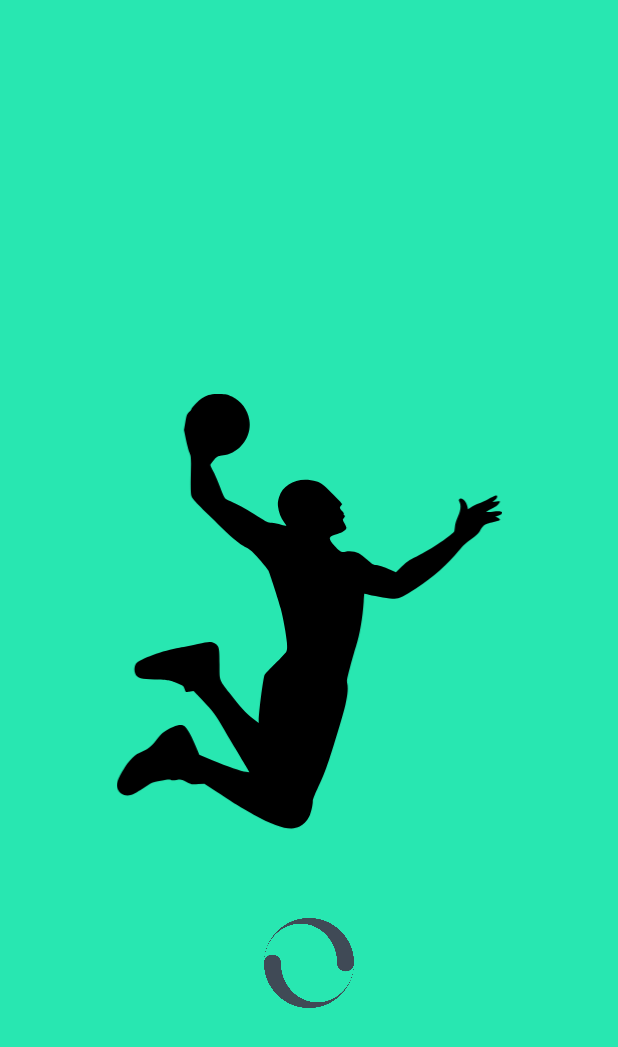
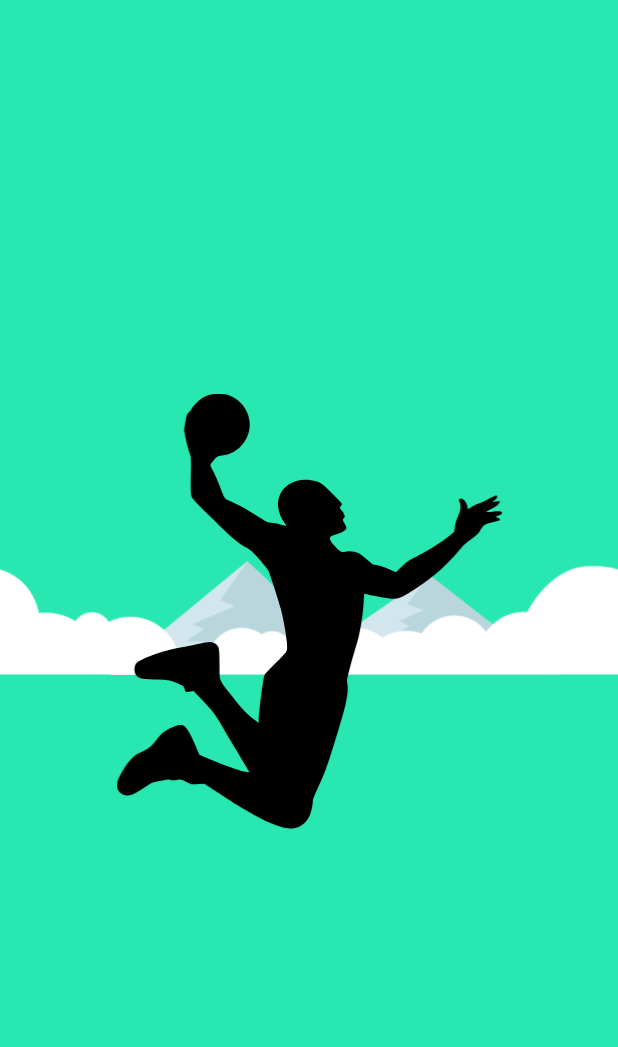
Before and after one commit to jpaput/Frag, an Android app: the layout splashscreen_activity.xml on its own in the app's theme, with its tools: preview values and no code run, on a phone screen of 412 x 824 dp. Shown: the top 1047 px of the screen. Run offline under Robolectric (Android 15) with nearby library versions, the phone set to English and light mode, and no system bars.

Commit message:
Continuous scroll Firebase/crashlitycs

```diff
--- a/app/src/main/AndroidManifest.xml
+++ b/app/src/main/AndroidManifest.xml
@@ -11,6 +11,7 @@
         android:label="@string/app_name"
         android:roundIcon="@mipmap/ic_launcher_round"
         android:supportsRtl="true"
+        android:screenOrientation="portrait"
         android:theme="@style/AppTheme">
         <activity
             android:name=".splashscreen.SplashscreenActivity"
@@ -22,6 +23,9 @@
                 <category android:name="android.intent.category.LAUNCHER" />
             </intent-filter>
         </activity>
+        <activity android:name=".starter.StarterActivity"
+            android:configChanges="keyboardHidden|screenSize|screenLayout"
+            android:theme="@style/FullTranslucent"/>
     </application>
 
 </manifest>
--- /dev/null
+++ b/app/src/main/java/com/callatgame/frag/common/callback/LoaderCallback.kt
@@ -0,0 +1,6 @@
+package com.callatgame.frag.common.callback
+
+interface LoaderCallback {
+
+    fun onLoaderStopped()
+}
--- /dev/null
+++ b/app/src/main/java/com/callatgame/frag/common/ui/ContinuousScrollableImageView.java
@@ -0,0 +1,362 @@
+package com.callatgame.frag.common.ui;
+
+import android.animation.ValueAnimator;
+import android.app.Activity;
+import android.content.Context;
+import android.content.res.TypedArray;
+import android.util.AttributeSet;
+import android.util.Log;
+import android.view.animation.LinearInterpolator;
+import android.widget.ImageView;
+import android.widget.LinearLayout;
+
+
+import androidx.annotation.IntDef;
+
+import com.callatgame.frag.R;
+
+import java.lang.annotation.Retention;
+import java.lang.annotation.RetentionPolicy;
+
+
+/**
+ * Created by cuneytcarikci on 17/08/2017.
+ */
+
+public class ContinuousScrollableImageView extends LinearLayout {
+
+    //<editor-fold desc="DEFAULT_DIRECTION = LEFT">
+    public static final int UP = 0;
+    public static final int RIGHT = 1;
+    public static final int DOWN = 2;
+    public static final int LEFT = 3;
+
+
+    @IntDef({UP, RIGHT, DOWN, LEFT})
+    @Retention(RetentionPolicy.SOURCE)
+    @interface Directions {
+    }
+
+    @Directions
+    int DEFAULT_DIRECTION = LEFT;
+    //</editor-fold>
+
+
+    //<editor-fold desc="DEFAULT_ASYMPTOTE = HORIZONTAL">
+    public static final int HORIZONTAL = 0;
+    public static final int VERTICAL = 1;
+
+    @IntDef({HORIZONTAL, VERTICAL})
+    @Retention(RetentionPolicy.SOURCE)
+    @interface Asymptote {
+    }
+
+    @Asymptote
+    int DEFAULT_ASYMPTOTE = HORIZONTAL;
+    //</editor-fold>
+
+
+    //<editor-fold desc="DEFAULT_SCALE_TYPE = CENTER">
+    public static final int MATRIX = 0;
+
+    public static final int FIT_XY = 1;
+
+    public static final int FIT_START = 2;
+
+    public static final int FIT_CENTER = 3;
+
+    public static final int FIT_END = 4;
+
+    public static final int CENTER = 5;
+
+    public static final int CENTER_CROP = 6;
+
+    public static final int CENTER_INSIDE = 7;
+
+
+    @IntDef({MATRIX, FIT_XY, FIT_START, FIT_CENTER, FIT_END, CENTER, CENTER_CROP, CENTER_INSIDE})
+    @Retention(RetentionPolicy.SOURCE)
+    @interface ScaleType {
+    }
+
+    @ScaleType
+    int DEFAULT_SCALE_TYPE = FIT_CENTER;
+    //</editor-fold>
+
+    private final int DEFAULT_RESOURCE_ID = -1;
+    private final int DEFAULT_DURATION = 3000;
+    private int DIRECTION_MULTIPLIER = -1;
+
+    private int duration;
+    private int resourceId;
+    private int direction;
+    private int scaleType;
+
+    private ValueAnimator animator;
+    private ImageView firstImage;
+    private ImageView secondImage;
+
+    private boolean isBuilt = false;
+
+
+    public static final String TAG = ContinuousScrollableImageView.class.getSimpleName();
+
+    public ContinuousScrollableImageView(Context context) {
+        super(context);
+        init(context);
+    }
+
+    public ContinuousScrollableImageView(Context context, AttributeSet attrs) {
+        this(context, attrs, 0);
+    }
+
+    public ContinuousScrollableImageView(Context context, AttributeSet attrs, int defStyleAttr) {
+        super(context, attrs, defStyleAttr);
+        setViewAttributes(context, attrs, defStyleAttr);
+        init(context);
+    }
+
+    private void setViewAttributes(Context context, AttributeSet attrs, int defStyleAttr) {
+
+
+        TypedArray array = context.obtainStyledAttributes(attrs, R.styleable.ContinuousScrollableImageView, defStyleAttr, 0);
+
+        resourceId = array.getResourceId(R.styleable.ContinuousScrollableImageView_imageSrc, DEFAULT_RESOURCE_ID);
+        direction = array.getInt(R.styleable.ContinuousScrollableImageView_direction, DEFAULT_DIRECTION);
+        duration = array.getInt(R.styleable.ContinuousScrollableImageView_duration, DEFAULT_DURATION);
+        scaleType = array.getInt(R.styleable.ContinuousScrollableImageView_scaleType, DEFAULT_SCALE_TYPE);
+        setDirectionFlags(direction);
+        array.recycle();
+
+
+    }
+
+    private void setDirectionFlags(int direction) {
+        switch (direction) {
+
+            case UP:
+                DIRECTION_MULTIPLIER = 1;
+                DEFAULT_ASYMPTOTE = VERTICAL;
+                break;
+            case RIGHT:
+                DIRECTION_MULTIPLIER = -1;
+                DEFAULT_ASYMPTOTE = HORIZONTAL;
+                break;
+            case DOWN:
+                DIRECTION_MULTIPLIER = -1;
+                DEFAULT_ASYMPTOTE = VERTICAL;
+                break;
+            case LEFT:
+                DIRECTION_MULTIPLIER = 1;
+                DEFAULT_ASYMPTOTE = HORIZONTAL;
+                break;
+        }
+
+    }
+
+    /**
+     * @param context
+     */
+    private void init(Context context) {
+        inflate(context, R.layout.continuos_scrollable_imageview_layout, this);
+        build();
+    }
+
+
+    /**
+     * Set duration in ms
+     *
+     * @param duration
+     */
+
+    public void setDuration(int duration) {
+        this.duration = duration;
+        isBuilt = false;
+        build();
+    }
+
+
+    /**
+     * set scrolling direction
+     *
+     * @param direction
+     */
+
+    public void setDirection(@Directions int direction) {
+        this.direction = direction;
+        isBuilt = false;
+        setDirectionFlags(direction);
+        build();
+    }
+
+    /**
+     * @param resourceId
+     */
+
+    public void setResourceId(int resourceId) {
+        this.resourceId = resourceId;
+        firstImage.setImageResource(this.resourceId);
+        secondImage.setImageResource(this.resourceId);
+    }
+
+
+    /**
+     * set image scale type
+     *
+     * @param scaleType
+     */
+
+    public void setScaleType(@ScaleType int scaleType) {
+        if (firstImage == null || secondImage == null) {
+            throw new NullPointerException();
+        }
+        ImageView.ScaleType type = ImageView.ScaleType.CENTER;
+        switch (scaleType) {
+
+            case MATRIX:
+                type = ImageView.ScaleType.MATRIX;
+                break;
+
+            case FIT_XY:
+                type = ImageView.ScaleType.FIT_XY;
+                break;
+
+            case FIT_START:
+                type = ImageView.ScaleType.FIT_START;
+                break;
+
+            case FIT_CENTER:
+                type = ImageView.ScaleType.FIT_CENTER;
+                break;
+
+            case FIT_END:
+                type = ImageView.ScaleType.FIT_END;
+                break;
+
+            case CENTER:
+                type = ImageView.ScaleType.CENTER;
+                break;
+
+            case CENTER_CROP:
+                type = ImageView.ScaleType.CENTER_CROP;
+                break;
+
+            case CENTER_INSIDE:
+                type = ImageView.ScaleType.CENTER_INSIDE;
+                break;
+
+        }
+        this.scaleType = scaleType;
+        firstImage.setScaleType(type);
+        secondImage.setScaleType(type);
+    }
+
+    private void build() {
+        if (isBuilt)
+            return;
+
+        isBuilt = true;
+        setImages();
+
+        if (animator != null)
+            animator.removeAllUpdateListeners();
+
+        animator = ValueAnimator.ofFloat(0.0f, DIRECTION_MULTIPLIER * (-1.0f));
+        animator.setRepeatCount(ValueAnimator.INFINITE);
+        animator.setInterpolator(new LinearInterpolator());
+        animator.setDuration(duration);
+
+        switch (DEFAULT_ASYMPTOTE) {
+            case HORIZONTAL:
+                animator.addUpdateListener(new ValueAnimator.AnimatorUpdateListener() {
+                    @Override
+                    public void onAnimationUpdate(ValueAnimator animation) {
+                        {
+                            float progress = DIRECTION_MULTIPLIER * (-(float) animation.getAnimatedValue());
+                            float width = DIRECTION_MULTIPLIER * (-firstImage.getWidth());
+                            float translationX = width * progress;
+                            firstImage.setTranslationX(translationX);
+                            secondImage.setTranslationX(translationX - width);
+                        }
+                    }
+                });
+                break;
+
+            case VERTICAL:
+
+                animator.addUpdateListener(new ValueAnimator.AnimatorUpdateListener() {
+                    @Override
+                    public void onAnimationUpdate(ValueAnimator animation) {
+                        {
+                            float progress = DIRECTION_MULTIPLIER * (-(float) animation.getAnimatedValue());
+                            float height = DIRECTION_MULTIPLIER * (-firstImage.getHeight());
+                            float translationY = height * progress;
+                            firstImage.setTranslationY(translationY);
+                            secondImage.setTranslationY(translationY - height);
+                        }
+                    }
+                });
+
+                break;
+        }
+
+        animator.start();
+
+
+    }
+
+    private void setImages() {
+        if (resourceId == -1) {
+            Log.e(TAG, "image must be initialized before it can be used. You can use in XML like this: (app:imageSrc=\"@drawable/yourImage\") ");
+            return;
+        }
+        firstImage = this.findViewById(R.id.first_image);
+        secondImage = this.findViewById(R.id.second_image);
+        firstImage.setImageResource(resourceId);
+        secondImage.setImageResource(resourceId);
+        setScaleType(scaleType);
+
+    }
+
+    @Override
+    protected void onDetachedFromWindow() {
+        super.onDetachedFromWindow();
+        if (animator != null)
+            animator.cancel();
+    }
+
+
+    public static final class Builder {
+
+        private ContinuousScrollableImageView scrollableImageView;
+
+        public Builder(Activity activity) {
+            scrollableImageView = new ContinuousScrollableImageView(activity);
+        }
+
+        public Builder setDuration(int duration) {
+            scrollableImageView.setDuration(duration);
+            return this;
+        }
+
+        public Builder setResourceId(int resourceId) {
+            scrollableImageView.setResourceId(resourceId);
+            return this;
+        }
+
+        public Builder setDirection(@Directions int direction) {
+            scrollableImageView.setDirection(direction);
+            return this;
+        }
+
+        public Builder setScaleType(@ScaleType int scaleType) {
+            scrollableImageView.setScaleType(scaleType);
+            return this;
+        }
+
+        public ContinuousScrollableImageView build() {
+
+            return scrollableImageView;
+        }
+    }
+}
--- a/app/src/main/res/anim/rotate.xml
+++ b/app/src/main/res/anim/rotate.xml
@@ -2,10 +2,10 @@
 <rotate
     xmlns:android="http://schemas.android.com/apk/res/android"
     android:fromDegrees="0"
-    android:interpolator="@android:anim/accelerate_decelerate_interpolator"
-    android:toDegrees="1080"
+    android:interpolator="@android:anim/linear_interpolator"
+    android:toDegrees="360"
     android:pivotX="50%"
     android:pivotY="50%"
-    android:duration="3200"
+    android:duration="720"
     android:startOffset="0"
     />
--- /dev/null
+++ b/app/src/main/res/layout/continuos_scrollable_imageview_layout.xml
@@ -0,0 +1,18 @@
+<FrameLayout xmlns:android="http://schemas.android.com/apk/res/android"
+    android:layout_width="match_parent"
+    android:layout_height="match_parent"
+    android:orientation="vertical">
+
+
+    <androidx.appcompat.widget.AppCompatImageView
+        android:id="@+id/first_image"
+        android:layout_width="match_parent"
+        android:layout_height="match_parent" />
+
+    <androidx.appcompat.widget.AppCompatImageView
+        android:id="@+id/second_image"
+        android:layout_width="match_parent"
+        android:layout_height="match_parent" />
+
+
+</FrameLayout>
--- a/app/src/main/res/layout/splashscreen_activity.xml
+++ b/app/src/main/res/layout/splashscreen_activity.xml
@@ -6,6 +6,13 @@
     android:layout_height="match_parent"
     android:background="@color/colorAccent"
     tools:context=".splashscreen.SplashscreenActivity">
+
+    <com.callatgame.frag.common.ui.ContinuousScrollableImageView
+        android:layout_width="match_parent"
+        android:layout_height="match_parent"
+        app:direction="left"
+        app:duration="35000"
+        app:imageSrc="@drawable/mountain" />
 
     <ImageView
         android:id="@+id/logo_image"
@@ -17,14 +24,6 @@
         app:layout_constraintTop_toTopOf="parent"
         android:src="@drawable/ic_slam"/>
 
-    <com.callatgame.frag.common.ui.LoaderView
-        android:id="@+id/progress_wheel"
-        android:layout_height="60dp"
-        android:layout_width="wrap_content"
-        app:layout_constraintTop_toBottomOf="@+id/logo_image"
-        app:layout_constraintLeft_toLeftOf="parent"
-        app:layout_constraintRight_toRightOf="parent"
-        android:layout_marginTop="50dp" />
 
     <TextView
         android:id="@+id/app_version_textview"
```
Also changed, not shown: app/build.gradle (+7 -1 lines), app/src/main/java/com/callatgame/frag/common/ui/LoaderView.kt (+66 -14 lines), app/src/main/java/com/callatgame/frag/splashscreen/SplashscreenActivity.kt (+14 -7 lines), app/src/main/java/com/callatgame/frag/starter/StarterActivity.kt (added, +15 -0 lines), app/src/main/res/anim/scale_down.xml (added, +26 -0 lines), app/src/main/res/anim/scale_up.xml (added, +17 -0 lines), app/src/main/res/values/attrs.xml (added, +28 -0 lines), build.gradle (+5 -2 lines), app/src/main/res/drawable-v24/mountain.png (added), 1 other file.
